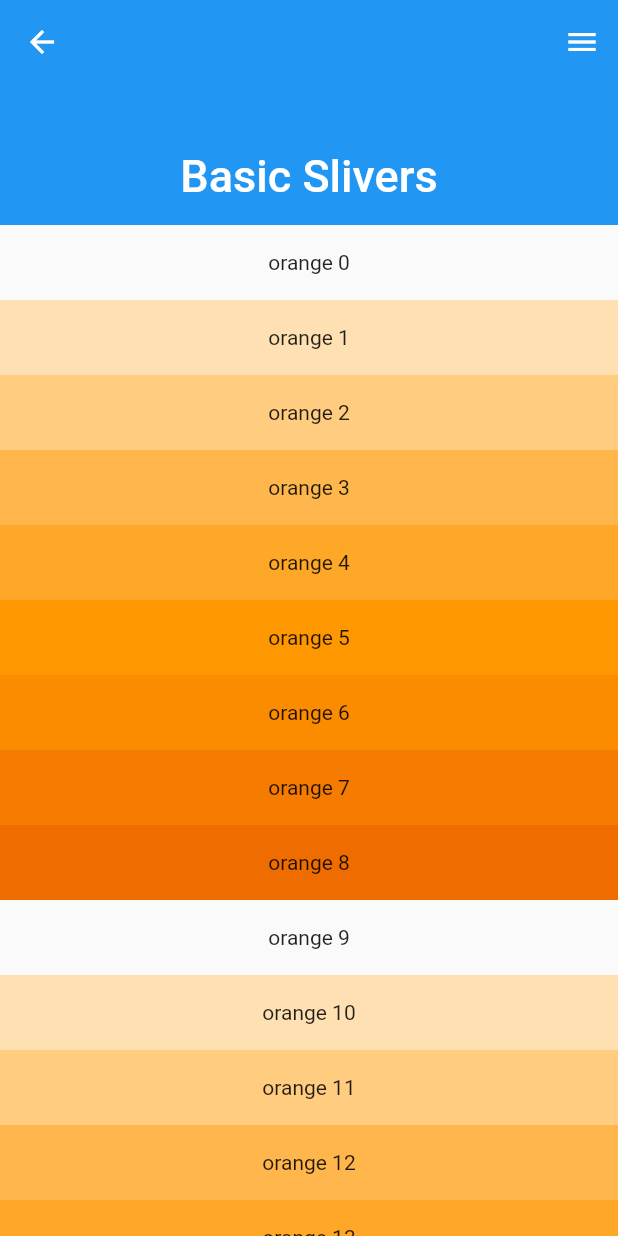
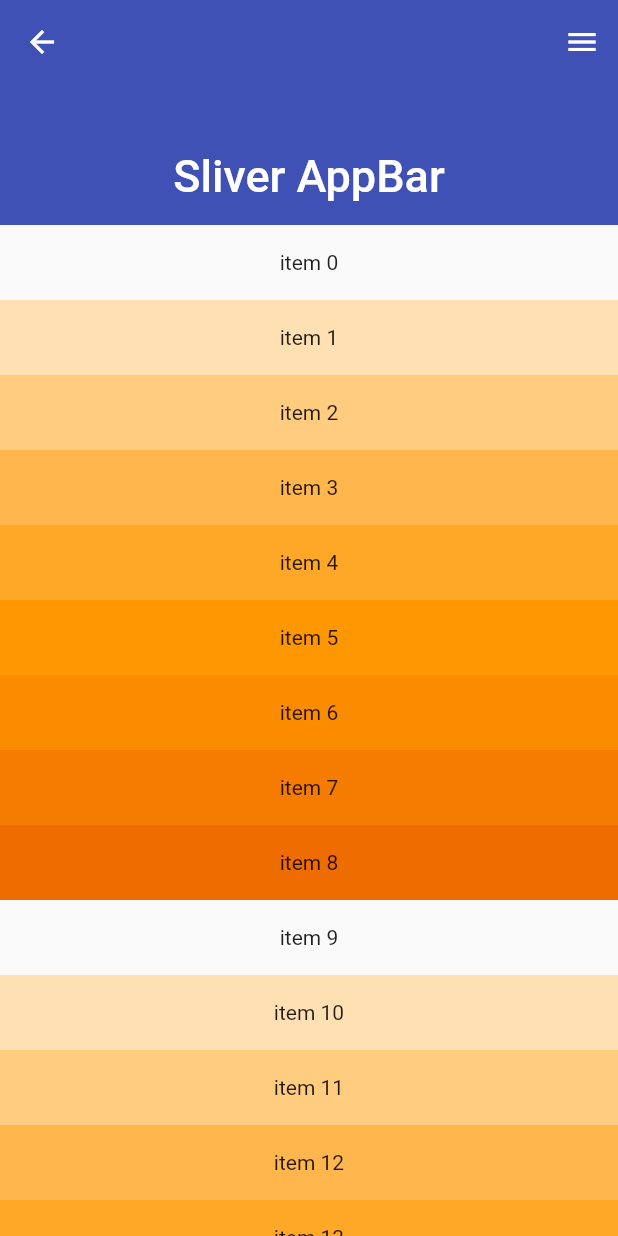
Before and after one commit to PabloBuisson/flutter_slivers, a Flutter app: the CustomSliverAppBar screen opened by its route, on a phone screen of 412 x 824 dp. Run offline on Flutter 3.47's test engine with Material 2 defaults, Android fonts, the phone set to English and light mode, and no system bars.

```diff
--- a/lib/main.dart
+++ b/lib/main.dart
@@ -15,7 +15,7 @@ class MyApp extends StatelessWidget {
       debugShowCheckedModeBanner: false,
       title: 'Flutter Demo about Slivers',
       theme: ThemeData(
-        primarySwatch: Colors.blue,
+        primarySwatch: Colors.indigo,
         backgroundColor: Colors.white,
       ),
       routes: {
--- a/lib/screens/sliver_appbar.dart
+++ b/lib/screens/sliver_appbar.dart
@@ -21,12 +21,12 @@ class CustomSliverAppBar extends StatelessWidget {
             ],
             // pinned: true, // pinned to the top, like a regular appBar
             floating: true, // become visible when the user scroll UP
-            // false => visible when the user scrolls to the TOP
+            // floating: false => only visible when the user scrolls to the TOP
             // snap: true,
             // stretch: true,
-            expandedHeight: 150.0, // maxHeight
+            expandedHeight: 150.0, // maxHeight (when appBar is on TOP)
             flexibleSpace: FlexibleSpaceBar(
-              title: Text('Basic Slivers'), // only visible on TOP
+              title: Text('Sliver AppBar'), // only visible on TOP
               centerTitle: true,
             ),
           ),
@@ -37,7 +37,7 @@ class CustomSliverAppBar extends StatelessWidget {
                   height: 50,
                   alignment: Alignment.center,
                   color: Colors.orange[100 * (index % 9)],
-                  child: Text('orange $index'),
+                  child: Text('item $index'),
                 );
               },
               childCount: 15,
```
Also changed, not shown: 1 other file.
